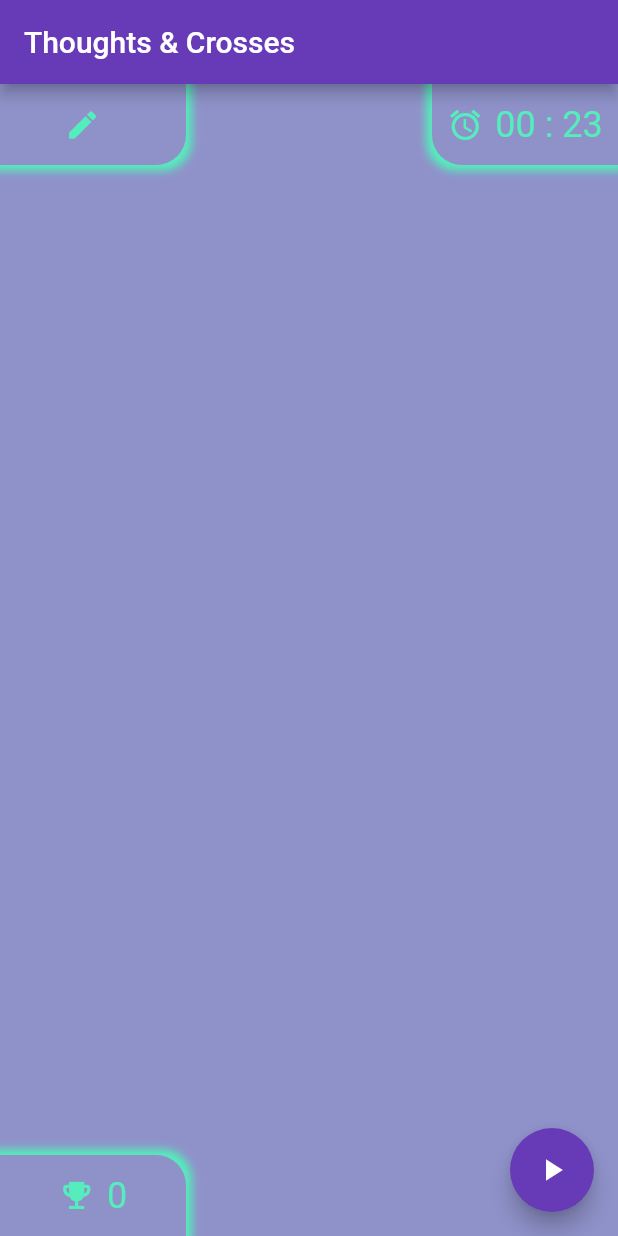
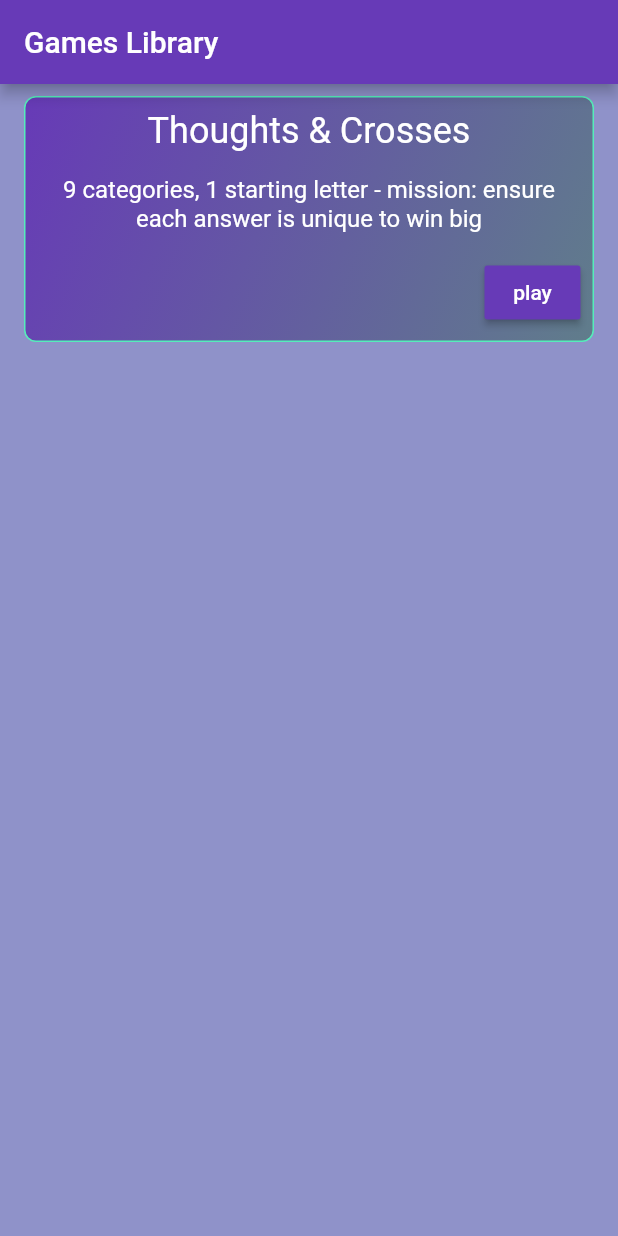
Before and after one commit to JoshuaR830/party-games-flutter, a Flutter app: the screen it shows after launch, on a phone screen of 412 x 824 dp. Run offline on Flutter 3.47's test engine with Material 2 defaults, Android fonts, the light colour scheme and no system bars; missing offline and left inert: signalr_core.

Commit message:
Fixed problems with the play button and login dialog

```diff
--- a/lib/Pages/GamesLibraryPage.dart
+++ b/lib/Pages/GamesLibraryPage.dart
@@ -1,37 +1,20 @@
 import 'package:flutter/material.dart';
+import 'package:party_games/Dialogs/Dialog.dart';
 
 import '../LoginForm.dart';
 
-class GamesLibraryPage extends StatelessWidget {
+class GameCard extends StatelessWidget {
+
+  final String gameTitle;
+  final String gameDescription;
+
+  GameCard({
+    @required this.gameTitle,
+    @required this.gameDescription,
+  });
+
+  @override
   Widget build(BuildContext context) {
-    final _cards = <Widget>[
-      generateGameCard(context, 'Pixenary', "Can you guess what picture the pixel master is piecing together? The first person to work out what the picture is takes the victory - for now at least!"),
-      generateGameCard(context, 'Balderdash', "Got Balderdash and find passing the paper around in secret nightmarish? Just a tree hugger and don't want to see more get the chop? - either way, don't worry, we've got you covered!"),
-      generateGameCard(context, 'Thoughts & Crosses', "9 categories, 1 starting letter - mission: ensure each answer is unique to win big"),
-      generateGameCard(context, 'The Word Game', "A bunch of random letters, a short amount of time - mission: come up with as many words as possible before you're out of time"),
-    ];
-
-
-    return MaterialApp(
-        title: 'Games Library',
-        theme: ThemeData(
-          primarySwatch: Colors.deepPurple,
-        ),
-        home: Scaffold(
-            backgroundColor: Color(0xFF8f92c9),
-            appBar: AppBar(
-              title: Text('Games Library'),
-            ),
-            body: Center(
-                child: ListView(
-                  children: _cards,
-                )
-            ), // This creates the body of the page
-        ),
-      );
-  }
-
-  Widget generateGameCard(BuildContext context, String gameName, String gameDescription) {
     return Padding(
       padding: EdgeInsets.only(
         left: 16,
@@ -58,7 +41,7 @@ class GamesLibraryPage extends StatelessWidget {
             Padding(
               padding: EdgeInsets.all(8.0),
               child: Text(
-                  gameName,
+                  this.gameTitle,
                   style: TextStyle(
                     color: Colors.white,
                     fontSize: 24.0,
@@ -68,7 +51,7 @@ class GamesLibraryPage extends StatelessWidget {
             Padding(
               padding: EdgeInsets.all(8.0),
               child: Text(
-                  gameDescription,
+                  this.gameDescription,
                   style: TextStyle(
                     color: Colors.white,
                     fontSize: 16.0,
@@ -82,10 +65,12 @@ class GamesLibraryPage extends StatelessWidget {
                     child: Text('play'),
                     color: Colors.deepPurple,
                     onPressed: () async {
-                      final result = await showDialog(context: context, builder: (BuildContext context) => loginDialog);
+                      print("Ah");
+                      final result = await showDialog(
+                          context: context, builder: (BuildContext context) => loginDialog);
                       Scaffold.of(context)
                         ..removeCurrentSnackBar()
-                        ..showSnackBar(SnackBar(content: Text("$result")));
+                        ..showSnackBar(SnackBar(content: Text(result)));
                     }
                 ),
               ],
@@ -95,20 +80,41 @@ class GamesLibraryPage extends StatelessWidget {
       ),
     );
   }
+}
 
-  final Dialog loginDialog = Dialog(
-    backgroundColor: Color(0xFF8f92c9),
-    shape: RoundedRectangleBorder(
-        borderRadius: BorderRadius.circular(8)
-    ),
-    child: Padding(
-      padding: EdgeInsets.all(16.0),
-      child: Column(
-        mainAxisSize: MainAxisSize.min,
-        children: [
-          LoginForm(),
-        ],
+class Something extends StatelessWidget {
+
+  @override
+  Widget build(BuildContext context) {
+    return Scaffold(
+      backgroundColor: Color(0xFF8f92c9),
+      appBar: AppBar(
+        title: Text('Games Library'),
       ),
-    ),
-  );
+      body: Center(
+          child: ListView(
+            children: <Widget>[ GameCard( gameTitle: 'Thoughts & Crosses',  gameDescription: "9 categories, 1 starting letter - mission: ensure each answer is unique to win big"), ]
+          )
+      ), // This creates the body of the page
+    );
+  }
 }
+
+class GamesLibraryPage extends StatelessWidget {
+  Widget build(BuildContext context) {
+//    final _cards = <Widget>[
+//      generateGameCard(context, 'Pixenary', "Can you guess what picture the pixel master is piecing together? The first person to work out what the picture is takes the victory - for now at least!"),
+//      generateGameCard(context, 'Balderdash', "Got Balderdash and find passing the paper around in secret nightmarish? Just a tree hugger and don't want to see more get the chop? - either way, don't worry, we've got you covered!"),
+//      generateGameCard(context, 'Thoughts & Crosses', "9 categories, 1 starting letter - mission: ensure each answer is unique to win big"),
+//      generateGameCard(context, 'The Word Game', "A bunch of random letters, a short amount of time - mission: come up with as many words as possible before you're out of time"),
+//    ];
+
+    return MaterialApp(
+        title: 'Games Library',
+        theme: ThemeData(
+          primarySwatch: Colors.deepPurple,
+        ),
+        home: Something()
+      );
+  }
+}
--- a/lib/main.dart
+++ b/lib/main.dart
@@ -1,4 +1,5 @@
 import 'package:flutter/material.dart';
+import 'package:party_games/Pages/GamesLibraryPage.dart';
 import 'Pages/ThoughtsAndCrossesPage.dart';
 
 int countDown = 0;
@@ -10,6 +11,6 @@ Future<void> main() async {
 class PartyGames extends StatelessWidget {
   @override
   Widget build(BuildContext context) {
-    return ThoughtsAndCrossesGrid();
+    return GamesLibraryPage();
   }
 }
```
